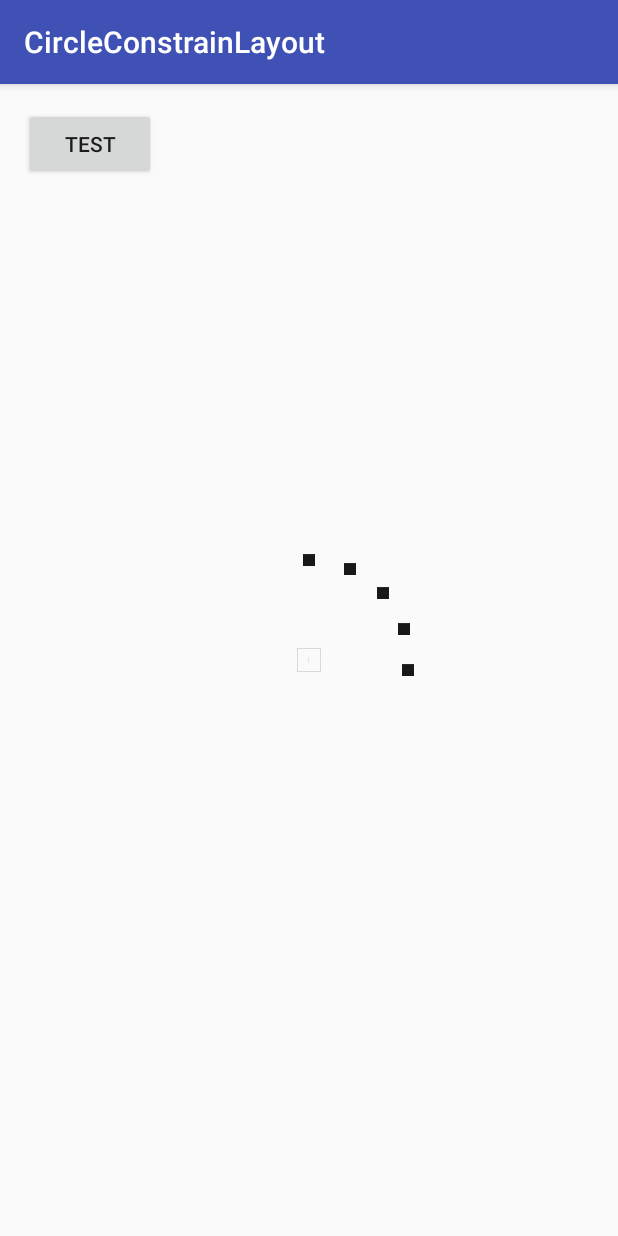
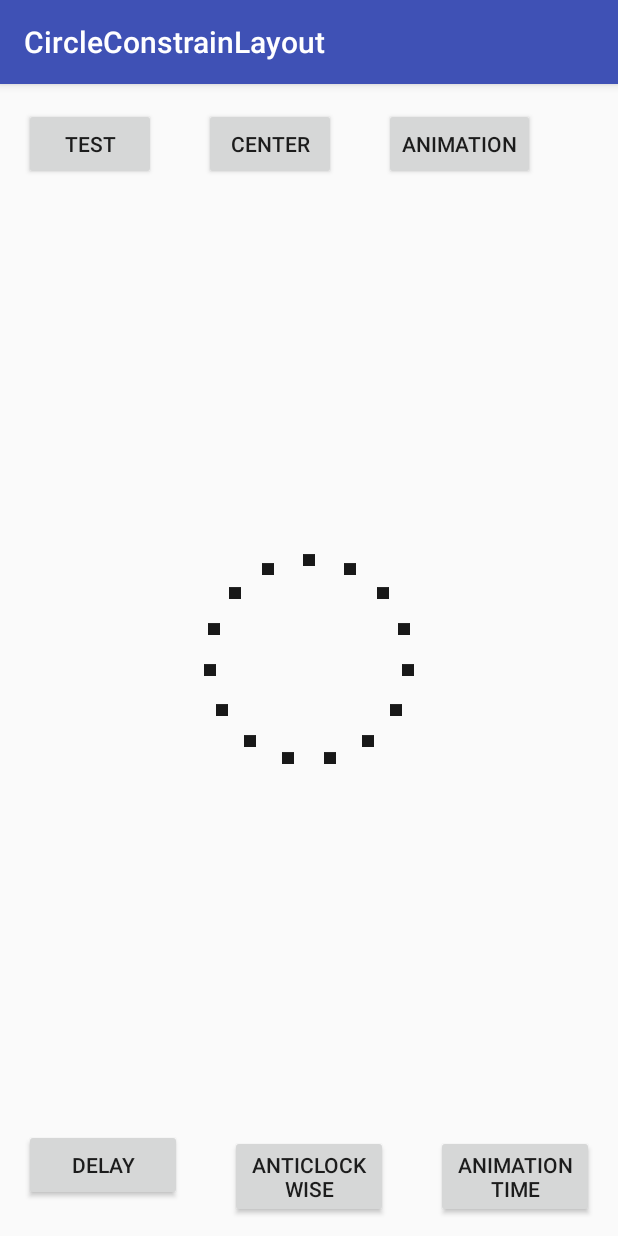
Before and after one commit to Benhurqs/CircularLayout, an Android app: the screen it shows after launch (MainActivity), after a tap on "TEST", on a phone screen of 412 x 824 dp. Run offline under Robolectric (Android 15) with nearby library versions, the phone set to English and light mode, and no system bars.

```diff
--- /dev/null
+++ b/app/src/main/java/com/benhurqs/circleconstrainlayout/CircularList.kt
@@ -0,0 +1,144 @@
+package com.benhurqs.circleconstrainlayout
+
+import android.animation.Animator
+import android.animation.ValueAnimator
+import android.content.Context
+import android.support.constraint.ConstraintLayout
+import android.support.constraint.ConstraintSet
+import android.util.AttributeSet
+import android.view.View
+import android.view.animation.LinearInterpolator
+
+/**
+ * Created by benhur.souza on 04/04/18.
+ */
+class CircularList: ConstraintLayout{
+
+    interface OnClickItemListener{
+        fun onClickItem(position: Int, item: View)
+    }
+
+    interface OnAnimationListener{
+        fun onAnimationStart()
+        fun onAnimationEnd()
+    }
+
+    var animated = false
+    var animationDelay: Long = 0
+    var animationClockwise = true
+    var animationDuration = 300
+    private var clickListener: OnClickItemListener? = null
+    private var animationListener: OnAnimationListener? = null
+
+    constructor(context: Context?) : super(context)
+    constructor(context: Context?, attrs: AttributeSet?) : super(context, attrs)
+    constructor(context: Context?, attrs: AttributeSet?, defStyleAttr: Int) : super(context, attrs, defStyleAttr)
+
+    fun setItens(itemList: List<View>){
+        setItens(null, itemList)
+    }
+
+    fun setOnClickItemListener(listener: OnClickItemListener){
+        this.clickListener = listener
+    }
+
+    fun setOnAnimationListener(listener: OnAnimationListener){
+        this.animationListener = listener
+    }
+
+    fun setItens(centerView: View? = null, itemList: List<View>){
+        this.removeAllViews()
+        var set = ConstraintSet()
+
+        //Center
+        var center = View(this.context)
+        center.id = 123.toInt()
+
+        if(centerView != null) {
+            center = centerView
+        }
+
+        this.addView(center, 0)
+
+        set.clone(this)
+        set.connect(center!!.id, ConstraintSet.TOP, this.id, ConstraintSet.TOP, 0)
+        set.connect(center.id, ConstraintSet.BOTTOM, this.id, ConstraintSet.BOTTOM, 0)
+        set.connect(center.id, ConstraintSet.RIGHT, this.id, ConstraintSet.RIGHT, 0)
+        set.connect(center.id, ConstraintSet.LEFT, this.id, ConstraintSet.LEFT, 0)
+        set.applyTo(this)
+
+        val angle = 360/itemList.size
+        itemList.forEachIndexed { index, item ->
+            this.addView(item)
+            val finalAngle = angle*index.toFloat()
+
+            item.setOnClickListener {
+                if(clickListener!= null){
+                    clickListener?.onClickItem(index, item)
+                }
+            }
+
+            val layoutParams = item.getLayoutParams() as ConstraintLayout.LayoutParams
+            layoutParams.circleAngle = finalAngle
+            layoutParams.circleRadius = 100
+            layoutParams.circleConstraint = this.id
+            item.setLayoutParams(layoutParams)
+
+            if(animated) {
+                item.visibility = View.INVISIBLE
+                circularAnimatorStart(item, finalAngle.toInt(), index, itemList.size)
+            }
+        }
+
+    }
+
+    private fun circularAnimatorStart(view: View, finalAngle: Int, position: Int, total: Int){
+
+        var anim =  ValueAnimator.ofInt(0, finalAngle)
+        anim.duration = (position.toLong()) * animationDuration
+
+        if(!animationClockwise){
+            anim =  ValueAnimator.ofInt(360, finalAngle)
+            anim.duration = (total - position.toLong()) * animationDuration
+        }
+
+        anim.addListener(object : Animator.AnimatorListener{
+            override fun onAnimationRepeat(animation: Animator?) {
+             }
+
+            override fun onAnimationEnd(animation: Animator?) {
+                if(position == total-1 && animationListener != null){
+                    animationListener?.onAnimationEnd()
+                }
+            }
+
+            override fun onAnimationCancel(animation: Animator?) {
+            }
+
+            override fun onAnimationStart(animation: Animator?) {
+                if(position == 0 && animationListener != null){
+                    animationListener?.onAnimationStart()
+                }
+            }
+        })
+
+        anim.addUpdateListener { valueAnimator ->
+            if(animationListener != null )
+
+            view.visibility = View.VISIBLE
+            val valor = valueAnimator.animatedValue as Int
+            val layoutParams = view.getLayoutParams() as ConstraintLayout.LayoutParams
+            layoutParams.circleAngle = valor.toFloat()
+            view.setLayoutParams(layoutParams)
+        }
+
+
+        anim.interpolator = LinearInterpolator()
+//        anim.repeatMode = ValueAnimator.RESTART
+//        anim.repeatCount = ValueAnimator.INFINITE
+
+        anim.startDelay = animationDelay
+        anim.start()
+    }
+
+}
--- a/app/src/main/java/com/benhurqs/circleconstrainlayout/MainActivity.kt
+++ b/app/src/main/java/com/benhurqs/circleconstrainlayout/MainActivity.kt
@@ -5,22 +5,47 @@ import android.support.v7.app.AppCompatActivity
 import android.os.Bundle
 import android.support.constraint.ConstraintLayout
 import android.support.constraint.ConstraintSet
+import android.util.TimeUtils
 import android.view.View
 import android.view.animation.LinearInterpolator
 import android.widget.ImageView
+import android.widget.Toast
 import kotlinx.android.synthetic.main.activity_main.*
 import java.util.concurrent.TimeUnit
 
-class MainActivity : AppCompatActivity() {
+class MainActivity : AppCompatActivity(), CircularList.OnClickItemListener, CircularList.OnAnimationListener {
+
+    var list = ArrayList<View>()
 
     override fun onCreate(savedInstanceState: Bundle?) {
         super.onCreate(savedInstanceState)
         setContentView(R.layout.activity_main)
-        test(10)
+        createList(10)
+
+        circularList.setOnAnimationListener(this)
+        circularList.setOnClickItemListener(this)
     }
 
-    private fun test(total: Int){
-        var list = ArrayList<View>()
+    /******** Animation Listener *********/
+    override fun onAnimationStart() {
+        showMsg("Start animation")
+    }
+
+    override fun onAnimationEnd() {
+        showMsg("Finish animation")
+    }
+
+    /******* Click Item Listener ********/
+    override fun onClickItem(position: Int, item: View) {
+        showMsg("click item -> $position")
+    }
+
+    private fun showMsg(msg: String){
+        Toast.makeText(this, msg, Toast.LENGTH_SHORT).show()
+    }
+
+    private fun createList(total: Int){
+        list.clear()
         for(i in 1..total){
             //Item
             var item = ImageView(this)
@@ -28,89 +53,61 @@ class MainActivity : AppCompatActivity() {
             item.id = i
             list.add(item)
         }
-
-        setItens(list)
     }
 
-    private fun setItens(itemList: List<View>){
-        main.removeAllViews()
-        var set = ConstraintSet()
 
-        //Center
+    fun onClickTest(v: View){
+        createList(15)
+        circularList.animated = false
+        circularList.setItens(list)
+    }
+
+    fun onClickCenter(v: View){
+        createList(15)
         var center = ImageView(this)
         center.setImageDrawable(this.resources.getDrawable(R.drawable.abc_ab_share_pack_mtrl_alpha))
         center.id = 123.toInt()
 
-        main.addView(center, 0)
-
-        set.clone(main)
-        set.connect(center.id, ConstraintSet.TOP, main.id, ConstraintSet.TOP, 0)
-        set.connect(center.id, ConstraintSet.BOTTOM, main.id, ConstraintSet.BOTTOM, 0)
-        set.connect(center.id, ConstraintSet.RIGHT, main.id, ConstraintSet.RIGHT, 0)
-        set.connect(center.id, ConstraintSet.LEFT, main.id, ConstraintSet.LEFT, 0)
-        set.applyTo(main)
-
-        val angle = 360/itemList.size
-        itemList.forEachIndexed { index, item ->
-            main.addView(item)
-            val finalAngle = angle*index.toFloat()
-            item.visibility = View.INVISIBLE
-
-            val layoutParams = item.getLayoutParams() as ConstraintLayout.LayoutParams
-            layoutParams.circleAngle = finalAngle
-            layoutParams.circleRadius = 100
-            layoutParams.circleConstraint = main.id
-            item.setLayoutParams(layoutParams)
-
-            circularAnimatorStart(item, finalAngle.toInt(), index)
+        circularList.animated = false
+        circularList.setItens(center, list)
     }
 
-//        for((index, item) in itemList){
-//
-//            main.addView(item)
-//
-//            val layoutParams = item.getLayoutParams() as ConstraintLayout.LayoutParams
-//            layoutParams.circleAngle = 45.toFloat()
-//            layoutParams.circleRadius = 100
-//            layoutParams.circleConstraint = main.id
-//            item.setLayoutParams(layoutParams)
-//        }
+    fun onClickAnimation(v: View){
+        createList(15)
 
-        //Item
-//        var item = ImageView(this)
-//        item.setImageDrawable(this.resources.getDrawable(R.drawable.notification_bg_normal))
-//        item.id = 321.toInt()
-
-
+        circularList.animationDuration = 300
+        circularList.animationDelay = 0
+        circularList.animated = true
+        circularList.animationClockwise = true
+        circularList.setItens(list)
     }
 
+    fun onClickAnimationDelay(v: View){
+        createList(15)
 
-
-    private fun circularAnimatorStart(view: View, finalAngle: Int, position: Int){
-//        var k = 72
-//
-        var anim =  ValueAnimator.ofInt(0, finalAngle);
-        anim.addUpdateListener { valueAnimator ->
-
-            view.visibility = View.VISIBLE
-            val valor = valueAnimator.animatedValue as Int
-            val layoutParams = view.getLayoutParams() as ConstraintLayout.LayoutParams
-            layoutParams.circleAngle = valor.toFloat()
-            view.setLayoutParams(layoutParams)
+        circularList.animationDuration = 300
+        circularList.animationDelay = TimeUnit.SECONDS.toMillis(2)
+        circularList.animated = true
+        circularList.animationClockwise = true
+        circularList.setItens(list)
     }
 
+    fun onClickAnimationAntiClockwise(v: View){
+        createList(15)
 
-
-        anim.duration = (position.toLong()) * 300
-        anim.interpolator = LinearInterpolator()
-//        anim.repeatMode = ValueAnimator.RESTART
-//        anim.repeatCount = ValueAnimator.INFINITE
-
-        anim.startDelay = TimeUnit.SECONDS.toMillis(1)
-        anim.start()
+        circularList.animationDuration = 300
+        circularList.animationDelay = 0
+        circularList.animated = true
+        circularList.animationClockwise = false
+        circularList.setItens(list)
     }
 
-    fun onClickTest(v: View){
-        test(15)
+    fun onClickAnimationDuration(v: View){
+        createList(15)
+
+        circularList.animationDuration = 1500
+        circularList.animationDelay = 0
+        circularList.animated = true
+        circularList.setItens(list)
     }
 }
--- a/app/src/main/res/layout/activity_main.xml
+++ b/app/src/main/res/layout/activity_main.xml
@@ -4,6 +4,11 @@
     xmlns:tools="http://schemas.android.com/tools"
     android:layout_width="match_parent"
     android:layout_height="match_parent">
+
+    <LinearLayout
+        android:layout_width="match_parent"
+        android:layout_height="wrap_content"
+        android:orientation="horizontal">
 
         <Button
             android:layout_width="wrap_content"
@@ -12,16 +17,62 @@
             android:layout_margin="16dp"
             android:text="test"/>
 
+        <Button
+            android:layout_width="wrap_content"
+            android:layout_height="wrap_content"
+            android:onClick="onClickCenter"
+            android:layout_margin="16dp"
+            android:text="center"/>
 
-    <android.support.constraint.ConstraintLayout
-        android:id="@+id/main"
+        <Button
+            android:layout_width="wrap_content"
+            android:layout_height="wrap_content"
+            android:onClick="onClickAnimation"
+            android:layout_margin="16dp"
+            android:text="animation"/>
+
+    </LinearLayout>
+
+    <LinearLayout
+        android:layout_alignParentBottom="true"
         android:layout_width="match_parent"
-        android:layout_height="match_parent">
+        android:layout_height="wrap_content"
+        android:orientation="horizontal">
+
+        <Button
+            android:layout_width="0dp"
+            android:layout_weight="1"
+            android:layout_height="wrap_content"
+            android:onClick="onClickAnimationDelay"
+            android:layout_margin="16dp"
+            android:text="delay"/>
+
+        <Button
+            android:layout_width="0dp"
+            android:layout_weight="1"
+            android:layout_height="wrap_content"
+            android:onClick="onClickAnimationAntiClockwise"
+            android:layout_margin="16dp"
+            android:text="AntiClockwise"/>
+
+
+        <Button
+            android:layout_width="0dp"
+            android:layout_weight="1"
+            android:layout_height="wrap_content"
+            android:onClick="onClickAnimationDuration"
+            android:layout_margin="16dp"
+            android:text="Animation time"/>
+
+    </LinearLayout>
 
 
 
 
-    </android.support.constraint.ConstraintLayout>
+    <com.benhurqs.circleconstrainlayout.CircularList
+        android:id="@+id/circularList"
+        android:layout_width="match_parent"
+        android:layout_height="match_parent"/>
 
 
 
```
Lines whose indentation alone changed are shown as unchanged.
